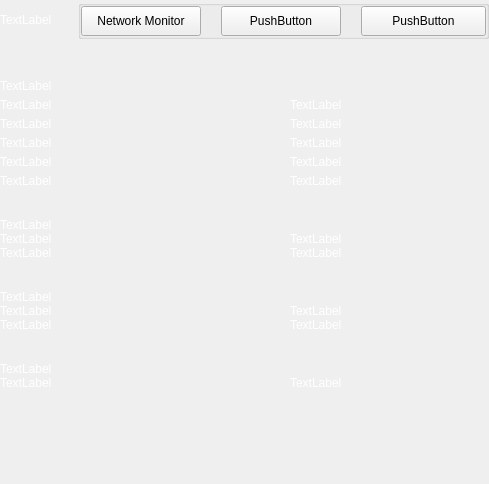
This is src/qt/settings/forms/settingsinformationwidget.ui in eons-finance/ALQO as Qt 5 draws it before an edit. The edited form follows.
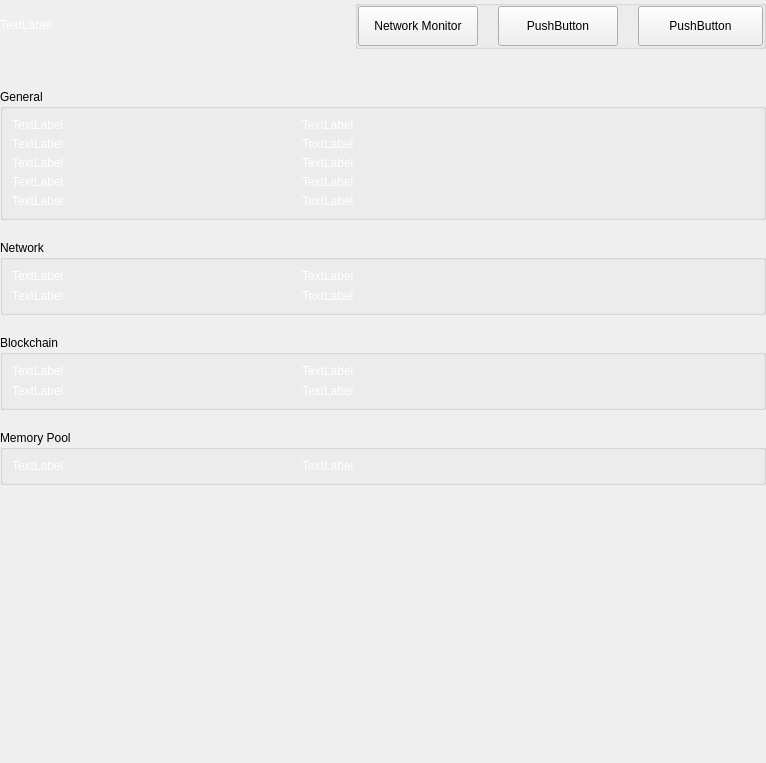
This is the edited form.

Patch:
```diff
--- a/src/qt/settings/forms/settingsinformationwidget.ui
+++ b/src/qt/settings/forms/settingsinformationwidget.ui
@@ -6,8 +6,8 @@
    <rect>
     <x>0</x>
     <y>0</y>
-    <width>489</width>
-    <height>484</height>
+    <width>766</width>
+    <height>763</height>
    </rect>
   </property>
   <property name="windowTitle">
@@ -103,7 +103,7 @@
                <property name="minimumSize">
                 <size>
                  <width>120</width>
-                 <height>30</height>
+                 <height>40</height>
                 </size>
                </property>
                <property name="text">
@@ -116,13 +116,13 @@
                <property name="minimumSize">
                 <size>
                  <width>120</width>
-                 <height>30</height>
+                 <height>40</height>
                 </size>
                </property>
                <property name="maximumSize">
                 <size>
                  <width>120</width>
-                 <height>30</height>
+                 <height>40</height>
                 </size>
                </property>
                <property name="text">
@@ -141,13 +141,13 @@
                <property name="minimumSize">
                 <size>
                  <width>125</width>
-                 <height>30</height>
+                 <height>40</height>
                 </size>
                </property>
                <property name="maximumSize">
                 <size>
                  <width>125</width>
-                 <height>30</height>
+                 <height>40</height>
                 </size>
                </property>
                <property name="text">
@@ -186,6 +186,21 @@
          </spacer>
         </item>
         <item>
+         <widget class="QGroupBox" name="generalGroup">
+          <property name="minimumSize">
+           <size>
+            <width>0</width>
+            <height>0</height>
+           </size>
+          </property>
+          <property name="styleSheet">
+           <string notr="true"/>
+          </property>
+          <property name="title">
+           <string>General</string>
+          </property>
+          <layout class="QVBoxLayout" name="verticalLayout_4">
+           <item>
          <widget class="QFrame" name="layoutOptions1">
           <property name="styleSheet">
            <string notr="true">color:white;</string>
@@ -204,15 +219,8 @@
             <number>0</number>
            </property>
            <property name="bottomMargin">
-            <number>10</number>
-           </property>
-           <item>
-            <widget class="QLabel" name="labelTitleGeneral">
-             <property name="text">
-              <string>TextLabel</string>
-             </property>
-            </widget>
-           </item>
+               <number>0</number>
+              </property>
            <item>
             <layout class="QHBoxLayout" name="horizontalLayout" stretch="0,1">
              <property name="spacing">
@@ -384,6 +392,9 @@
           </layout>
          </widget>
         </item>
+          </layout>
+         </widget>
+        </item>
         <item>
          <spacer name="verticalSpacer_3">
           <property name="orientation">
@@ -401,15 +412,17 @@
          </spacer>
         </item>
         <item>
-         <widget class="QLabel" name="labelTitleNetwork">
-          <property name="styleSheet">
-           <string notr="true">color:white;</string>
+         <widget class="QGroupBox" name="networkGroup">
+          <property name="minimumSize">
+           <size>
+            <width>0</width>
+            <height>0</height>
+           </size>
           </property>
-          <property name="text">
-           <string>TextLabel</string>
+          <property name="title">
+           <string>Network</string>
           </property>
-         </widget>
-        </item>
+          <layout class="QVBoxLayout" name="verticalLayout_5">
         <item>
          <layout class="QHBoxLayout" name="horizontalName" stretch="0,1">
           <property name="spacing">
@@ -468,7 +481,7 @@
             <number>0</number>
            </property>
            <property name="bottomMargin">
-            <number>10</number>
+               <number>0</number>
            </property>
            <item>
             <widget class="QLabel" name="labelTitleConnections">
@@ -499,6 +512,9 @@
           </layout>
          </widget>
         </item>
+          </layout>
+         </widget>
+        </item>
         <item>
          <spacer name="verticalSpacer_4">
           <property name="orientation">
@@ -516,15 +532,17 @@
          </spacer>
         </item>
         <item>
-         <widget class="QLabel" name="labelTitleBlockchain">
-          <property name="styleSheet">
-           <string notr="true">color:white;</string>
+         <widget class="QGroupBox" name="blockchainGroup">
+          <property name="minimumSize">
+           <size>
+            <width>0</width>
+            <height>0</height>
+           </size>
           </property>
-          <property name="text">
-           <string>TextLabel</string>
+          <property name="title">
+           <string>Blockchain</string>
           </property>
-         </widget>
-        </item>
+          <layout class="QVBoxLayout" name="verticalLayout_6">
         <item>
          <layout class="QHBoxLayout" name="horizontalBlockNumber" stretch="0,1">
           <property name="spacing">
@@ -583,7 +601,7 @@
             <number>0</number>
            </property>
            <property name="bottomMargin">
-            <number>10</number>
+               <number>0</number>
            </property>
            <item>
             <widget class="QLabel" name="labelTitleBlockTime">
@@ -614,6 +632,9 @@
           </layout>
          </widget>
         </item>
+          </layout>
+         </widget>
+        </item>
         <item>
          <spacer name="verticalSpacer_5">
           <property name="orientation">
@@ -631,15 +652,17 @@
          </spacer>
         </item>
         <item>
-         <widget class="QLabel" name="labelTitleMemory">
-          <property name="styleSheet">
-           <string notr="true">color:white;</string>
+         <widget class="QGroupBox" name="memorypool_Group">
+          <property name="minimumSize">
+           <size>
+            <width>0</width>
+            <height>0</height>
+           </size>
           </property>
-          <property name="text">
-           <string>TextLabel</string>
+          <property name="title">
+           <string>Memory Pool</string>
           </property>
-         </widget>
-        </item>
+          <layout class="QVBoxLayout" name="verticalLayout_7">
         <item>
          <layout class="QHBoxLayout" name="horizontalNumberTransactions" stretch="0,1">
           <property name="spacing">
@@ -678,6 +701,9 @@
            </widget>
           </item>
          </layout>
+           </item>
+          </layout>
+         </widget>
         </item>
         <item>
          <spacer name="verticalSpacer">
```
Lines whose indentation alone changed are shown as unchanged.
